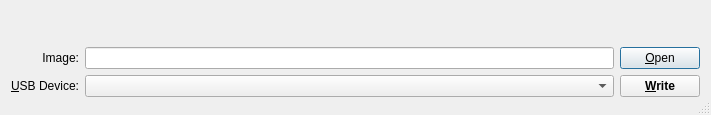
The window that maindialog.ui (OpenMandrivaSoftware/om-imagewriter) describes before a commit, drawn with Qt 5.
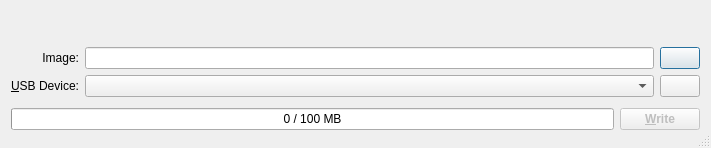
The same window after the commit. Icons and pictures are not drawn.

Commit message: Getting rid of the pop-up progress dialog

The edit to the form file:
```diff
--- a/maindialog.ui
+++ b/maindialog.ui
@@ -7,7 +7,7 @@
     <x>0</x>
     <y>0</y>
     <width>711</width>
-    <height>115</height>
+    <height>148</height>
    </rect>
   </property>
   <property name="sizePolicy">
@@ -141,12 +141,66 @@
      <item row="0" column="2">
       <widget class="QPushButton" name="imageSelectButton">
        <property name="text">
-        <string>&amp;Open</string>
+        <string/>
+       </property>
+       <property name="icon">
+        <iconset resource="RosaImageWriter.qrc">
+         <normaloff>:/res/icon-open.ico</normaloff>:/res/icon-open.ico</iconset>
        </property>
       </widget>
      </item>
      <item row="1" column="2">
-      <widget class="QPushButton" name="writeButton">
+      <widget class="QPushButton" name="refreshDevicesButton">
+       <property name="text">
+        <string/>
+       </property>
+       <property name="icon">
+        <iconset resource="RosaImageWriter.qrc">
+         <normaloff>:/res/icon-refresh.ico</normaloff>:/res/icon-refresh.ico</iconset>
+       </property>
+      </widget>
+     </item>
+    </layout>
+   </item>
+   <item>
+    <layout class="QHBoxLayout" name="horizontalLayout">
+     <item>
+      <widget class="QProgressBar" name="progressBar">
+       <property name="value">
+        <number>0</number>
+       </property>
+       <property name="format">
+        <string>%v / %m MB</string>
+       </property>
+      </widget>
+     </item>
+     <item>
+      <spacer name="progressBarSpacer">
+       <property name="orientation">
+        <enum>Qt::Horizontal</enum>
+       </property>
+       <property name="sizeType">
+        <enum>QSizePolicy::Minimum</enum>
+       </property>
+       <property name="sizeHint" stdset="0">
+        <size>
+         <width>0</width>
+         <height>10</height>
+        </size>
+       </property>
+      </spacer>
+     </item>
+     <item>
+      <widget class="QPushButton" name="writeStartStopButton">
+       <property name="enabled">
+        <bool>false</bool>
+       </property>
+       <property name="sizePolicy">
+        <sizepolicy hsizetype="Fixed" vsizetype="Fixed">
+         <horstretch>0</horstretch>
+         <verstretch>0</verstretch>
+        </sizepolicy>
+       </property>
        <property name="font">
         <font>
          <weight>75</weight>
```
Left out of the diff: 28 changed lines with no effect on the pictures. The commit also changes 4 other files.
